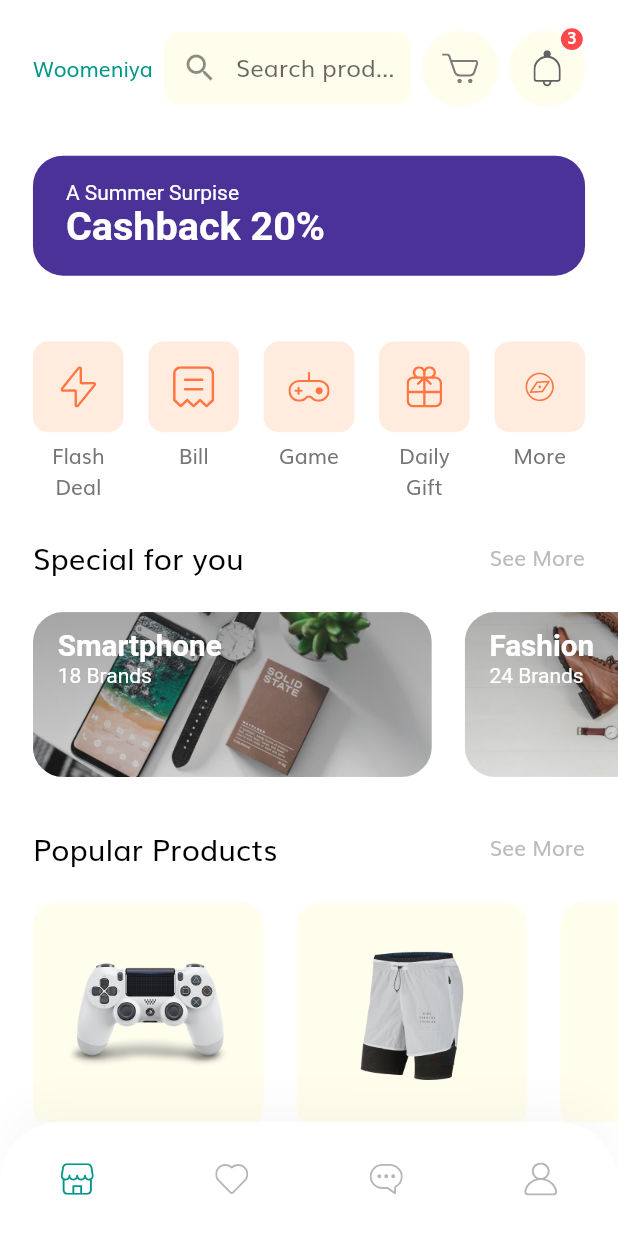
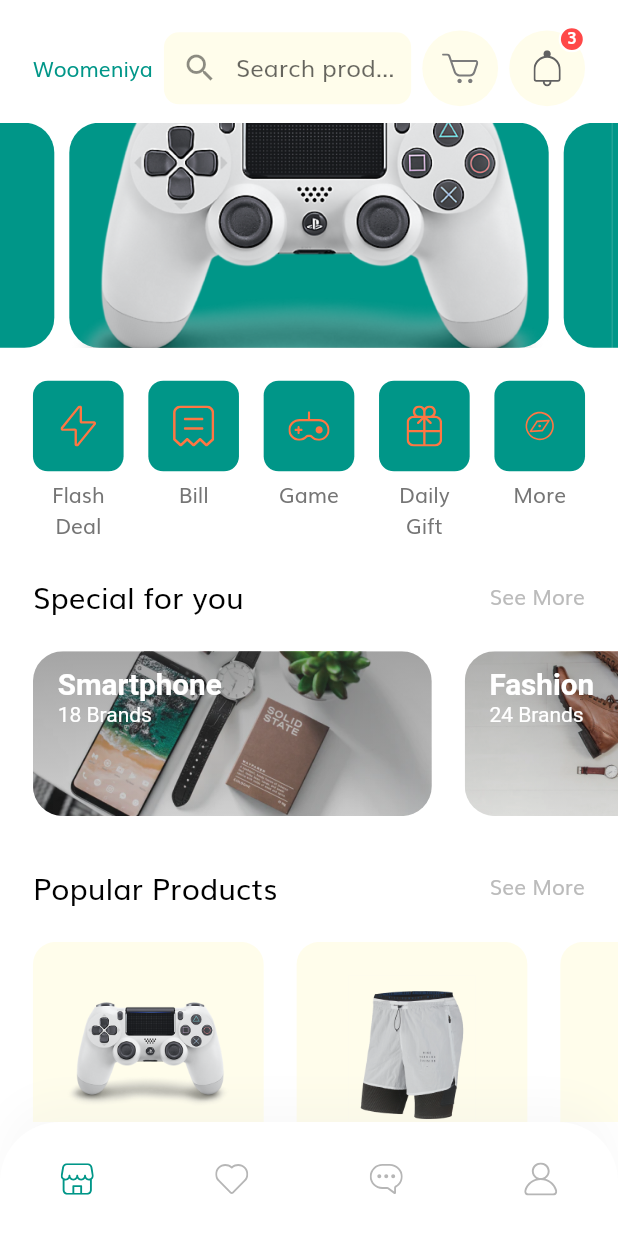
Before and after one commit to laraib-anwar/woomeniya, a Flutter app: the HomeScreen screen opened by its route, on a phone screen of 412 x 824 dp. Run offline on Flutter 3.47's test engine with Material 2 defaults, Android fonts, the phone set to English and light mode, and no system bars; drawn by our look-alikes of carousel_slider; our stand-ins replace flutter_svg.

Commit message:
added discount banner

```diff
--- a/lib/screens/home/components/categories.dart
+++ b/lib/screens/home/components/categories.dart
@@ -1,5 +1,6 @@
 import 'package:flutter/material.dart';
 import 'package:flutter_svg/flutter_svg.dart';
+import 'package:shop_app/constants.dart';
 
 import '../../../size_config.dart';
 
@@ -55,7 +56,7 @@ class CategoryCard extends StatelessWidget {
               height: getProportionateScreenWidth(55),
               width: getProportionateScreenWidth(55),
               decoration: BoxDecoration(
-                color: Color(0xFFFFECDF),
+                color: kPrimaryColor,
                 borderRadius: BorderRadius.circular(10),
               ),
               child: SvgPicture.asset(icon!),
--- a/lib/screens/home/components/discount_banner.dart
+++ b/lib/screens/home/components/discount_banner.dart
@@ -1,4 +1,6 @@
 import 'package:flutter/material.dart';
+import 'package:carousel_slider/carousel_slider.dart';
+import 'package:shop_app/constants.dart';
 
 import '../../../size_config.dart';
 
@@ -9,33 +11,56 @@ class DiscountBanner extends StatelessWidget {
 
   @override
   Widget build(BuildContext context) {
-    return Container(
-      // height: 90,
-      width: double.infinity,
-      margin: EdgeInsets.all(getProportionateScreenWidth(20)),
-      padding: EdgeInsets.symmetric(
-        horizontal: getProportionateScreenWidth(20),
-        vertical: getProportionateScreenWidth(15),
-      ),
-      decoration: BoxDecoration(
-        color: Color(0xFF4A3298),
-        borderRadius: BorderRadius.circular(20),
-      ),
-      child: Text.rich(
-        TextSpan(
-          style: TextStyle(color: Colors.white),
-          children: [
-            TextSpan(text: "A Summer Surpise\n"),
-            TextSpan(
-              text: "Cashback 20%",
-              style: TextStyle(
-                fontSize: getProportionateScreenWidth(24),
-                fontWeight: FontWeight.bold,
-              ),
-            ),
-          ],
-        ),
-      ),
+    return CarouselSlider(
+      options: CarouselOptions(height: 150.0),
+      items: ["assets/images/ps4_console_white_1.png", "assets/images/Image Popular Product 2.png",
+       "assets/images/glap.png", "assets/images/wireless headset.png"
+       ].map((i) {
+        return Builder(
+          builder: (BuildContext context) {
+            return Container(
+                width: MediaQuery.of(context).size.width,
+                margin: EdgeInsets.symmetric(horizontal: 5.0),
+                decoration: BoxDecoration(color: kPrimaryColor,
+                    borderRadius: BorderRadius.circular(20)),
+                child: Image.asset(
+                  i,
+                  fit: BoxFit.cover,
+                ));
+          },
+        );
+      }).toList(),
     );
+
+    // Widget build(BuildContext context) {
+    //   return Container(
+    //     // height: 90,
+    //     width: double.infinity,
+    //     margin: EdgeInsets.all(getProportionateScreenWidth(20)),
+    //     padding: EdgeInsets.symmetric(
+    //       horizontal: getProportionateScreenWidth(20),
+    //       vertical: getProportionateScreenWidth(15),
+    //     ),
+    //     decoration: BoxDecoration(
+    //       color: Color(0xFF4A3298),
+    //       borderRadius: BorderRadius.circular(20),
+    //     ),
+    //     child: Text.rich(
+    //       TextSpan(
+    //         style: TextStyle(color: Colors.white),
+    //         children: [
+    //           TextSpan(text: "A Summer Surpise\n"),
+    //           TextSpan(
+    //             text: "Cashback 20%",
+    //             style: TextStyle(
+    //               fontSize: getProportionateScreenWidth(24),
+    //               fontWeight: FontWeight.bold,
+    //             ),
+    //           ),
+    //         ],
+    //       ),
+    //     ),
+    //   );
+    // }
   }
 }
--- a/pubspec.yaml
+++ b/pubspec.yaml
@@ -18,7 +18,7 @@ publish_to: "none" # Remove this line if you wish to publish to pub.dev
 version: 1.0.0+1
 
 environment:
-  sdk: '>=2.12.0 <3.0.0'
+  sdk: ">=2.12.0 <3.0.0"
 
 dependencies:
   flutter:
@@ -30,6 +30,7 @@ dependencies:
   # if you are using latest flutter please update your flutter_svg package to ^0.18.*
   flutter_svg: ^0.22.0 # help us to use SVG in our app
   provider: ^6.0.0 # for State management
+  carousel_slider: ^4.0.0
 
 dev_dependencies:
   flutter_test:
```
Also changed, not shown: pubspec.lock, 6 other files.
